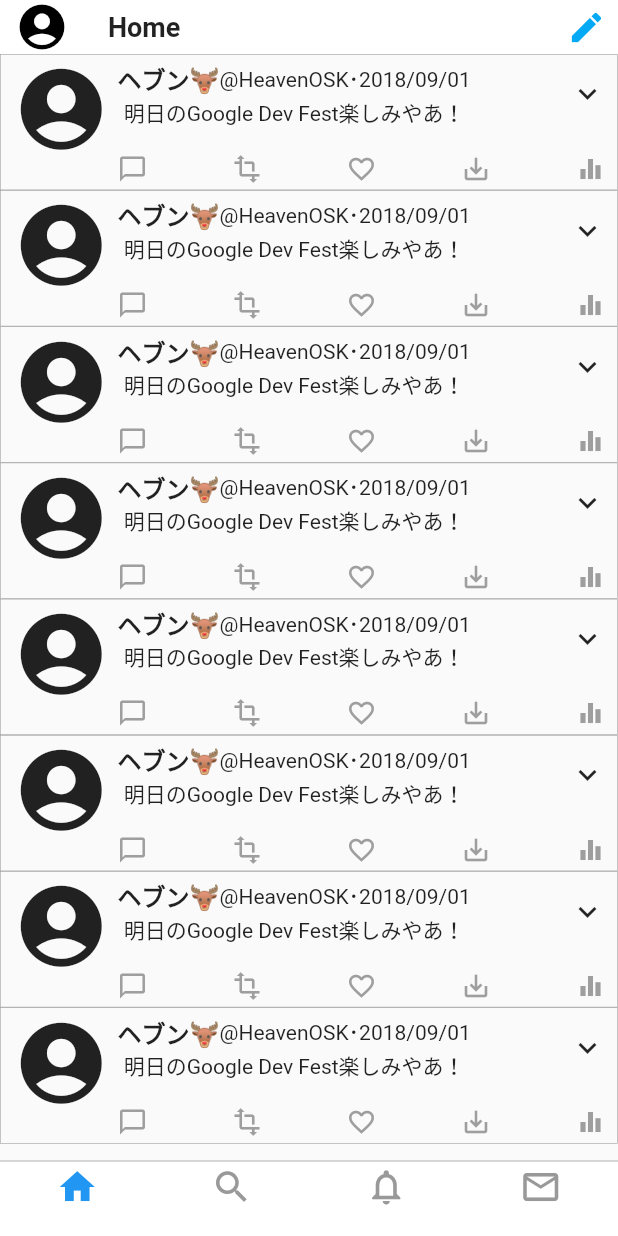
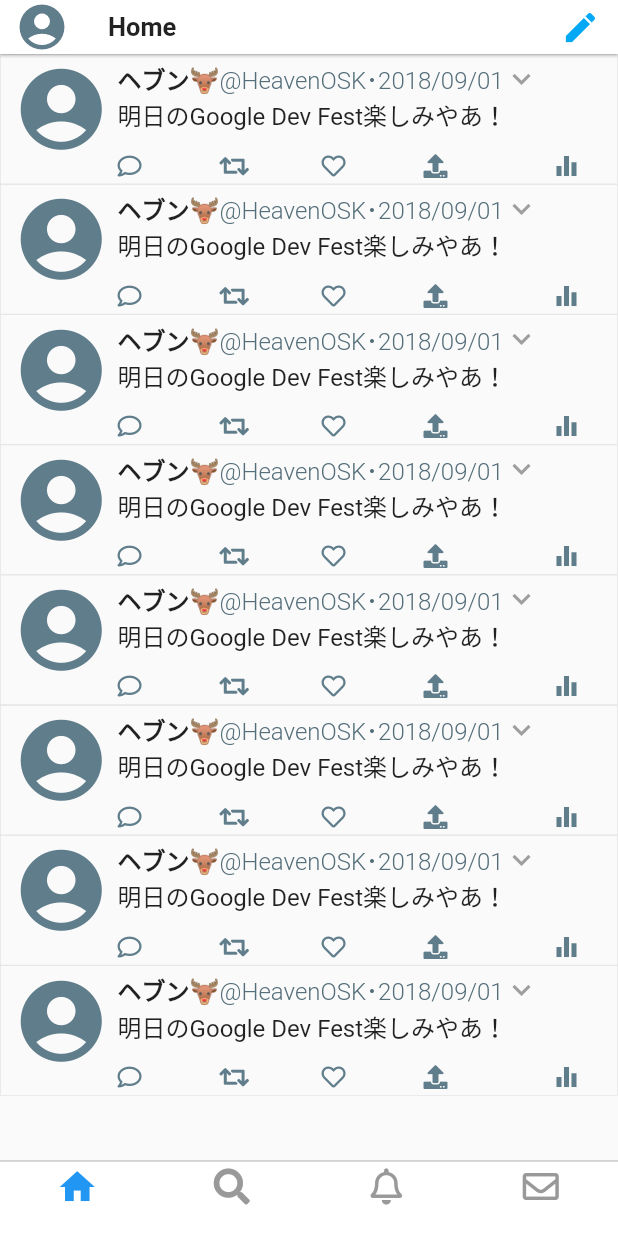
Before and after one commit to HeavenOSK/Flitter, a Flutter app: the screen it shows after launch, on a phone screen of 412 x 824 dp. Run offline on Flutter 3.47's test engine with Material 2 defaults, Android fonts, the phone set to English and light mode, and no system bars; our stand-ins replace font_awesome_flutter.

Commit message:
Apply Container of Row

```diff
--- a/lib/ui/app.dart
+++ b/lib/ui/app.dart
@@ -1,5 +1,6 @@
 import 'package:flutter/material.dart';
 import 'package:flutter/cupertino.dart';
+import 'package:font_awesome_flutter/font_awesome_flutter.dart';
 
 import 'package:flitter/ui/pages/home.dart';
 
@@ -34,24 +35,23 @@ class AppState extends State<App> {
 }
 
 CupertinoTabBar _buildFlitterTabBar(){
-  final iconSize = 28.0;
   return CupertinoTabBar(
     backgroundColor: Colors.white,
     items: <BottomNavigationBarItem>[
       BottomNavigationBarItem(
-        icon: Icon(Icons.home, size: iconSize),
+        icon: new Icon(Icons.home, size: 28.0),
         title: Text('',style: TextStyle(fontSize: 0.0)),
       ),
       BottomNavigationBarItem(
-        icon: Icon(Icons.search, size: iconSize),
+        icon: Icon(FontAwesomeIcons.search, size: 24.0),
         title: Text('',style: TextStyle(fontSize: 0.0)),
       ),
       BottomNavigationBarItem(
-        icon: Icon(Icons.notifications_none, size: iconSize),
+        icon: Icon(FontAwesomeIcons.bell, size: 24.0),
         title: Text('',style: TextStyle(fontSize: 0.0)),
       ),
       BottomNavigationBarItem(
-        icon: Icon(Icons.mail_outline, size: iconSize),
+        icon: Icon(FontAwesomeIcons.envelope, size: 24.0),
         title: Text('',style: TextStyle(fontSize: 0.0)),
       ),
     ],
--- /dev/null
+++ b/lib/ui/components/tweet_item.dart
@@ -0,0 +1,117 @@
+import 'package:flutter/material.dart';
+import 'package:font_awesome_flutter/font_awesome_flutter.dart';
+
+class TweetItem extends StatelessWidget {
+  final _fontSize = 16.0;
+
+  @override
+  Widget build(BuildContext context) {
+    return Container(
+      width:MediaQuery.of(context).size.width,
+      padding: EdgeInsets.fromLTRB(8.0, 4.0, 16.0, 4.0),
+      decoration: BoxDecoration(
+        border: Border.all(
+          width: 0.4,
+          color: Colors.grey[300],
+        ),
+      ),
+      child: Container(
+        height: 78.0,
+        child: Row(
+          children: <Widget>[
+            Container(
+              alignment: Alignment.topCenter,
+              padding: const EdgeInsets.fromLTRB(0.0, 0.0, 5.0, 0.0),
+              child: Icon(Icons.account_circle,
+                  size: 65.0, color: Colors.blueGrey),
+            ),
+            Expanded(
+              child: Column(
+                children: <Widget>[
+                  Row(
+                    mainAxisAlignment: MainAxisAlignment.spaceBetween,
+                    children: <Widget>[
+                      Column(
+                        crossAxisAlignment: CrossAxisAlignment.start,
+                        children: <Widget>[
+                          Row(
+                            children: <Widget>[
+                              Row(
+                                children: <Widget>[
+                                  Text(
+                                    'ヘブン🦌',
+                                    style: TextStyle(
+                                      fontSize: _fontSize,
+                                      fontWeight: FontWeight.bold,
+                                    ),
+                                  ),
+                                  Text(
+                                    '@HeavenOSK･2018/09/01',
+                                    style: TextStyle(
+                                      fontSize: _fontSize,
+                                      fontWeight: FontWeight.w300,
+                                      color: Colors.blueGrey[600],
+                                    ),
+                                  ),
+                                  Icon(
+                                    Icons.expand_more,
+                                    color: Colors.grey,
+                                    size: 24.0,
+                                  )
+                                ],
+                              ),
+                            ],
+                          ),
+                          Column(
+                            children: <Widget>[
+                              Text(
+                                '明日のGoogle Dev Fest楽しみやあ！',
+                                style: TextStyle(fontSize: _fontSize),
+                              ),
+                            ],
+                          ),
+                        ],
+                      ),
+                    ],
+                  ),
+                  Container(
+                    height: 12.0,
+                  ),
+                  Row(
+                    mainAxisAlignment: MainAxisAlignment.start,
+                    children: <Widget>[
+                      Icon(FontAwesomeIcons.comment,
+                          size: 16.0, color: Colors.blueGrey),
+                      Container(
+                        width: 52.0,
+                      ),
+                      Icon(FontAwesomeIcons.retweet,
+                          size: 16.0, color: Colors.blueGrey),
+                      Container(
+                        width: 52.0,
+                      ),
+                      Icon(FontAwesomeIcons.heart,
+                          size: 16.0, color: Colors.blueGrey),
+                      Container(
+                        width: 52.0,
+                      ),
+                      Icon(FontAwesomeIcons.upload,
+                          size: 16.0, color: Colors.blueGrey),
+                      Expanded(
+                        child: Container(
+                            margin: EdgeInsets.fromLTRB(0.0, 0.0, 8.0, 0.0),
+                            alignment: Alignment.topRight,
+                            child: Icon(Icons.equalizer,
+                                size: 20.0, color: Colors.blueGrey)),
+                      ),
+                    ],
+                  ),
+                ],
+              ),
+            ),
+          ],
+        ),
+      ),
+    );
+  }
+}
--- a/lib/ui/pages/home.dart
+++ b/lib/ui/pages/home.dart
@@ -1,27 +1,26 @@
 import 'package:flutter/material.dart';
 import 'package:flutter/cupertino.dart';
-
-const button_size = 20.0;
+import 'package:flitter/ui/components/tweet_item.dart';
 
 class Home extends StatelessWidget {
   @override
   Widget build(BuildContext context) {
-    var _homeListItems = List<HomeListItem>.generate(
+    var _homeListItems = List<TweetItem>.generate(
       8,
-      (i) => HomeListItem(),
+      (i) => TweetItem(),
     );
     return SafeArea(
       child: Scaffold(
         appBar: PreferredSize(
           preferredSize: Size.fromHeight(36.0),
           child: AppBar(
-            leading: Icon(Icons.account_circle, size: 36.0),
-            elevation: 0.0,
+            elevation: 0.8,
+            leading: Icon(Icons.account_circle, size: 36.0,color: Colors.blueGrey),
             title: Text('Home',
-                style: TextStyle(fontSize: 18.0, fontWeight: FontWeight.w700)),
+                style: TextStyle(fontSize: 17.0, fontWeight: FontWeight.w700)),
             actions: <Widget>[
               Padding(
-                padding: const EdgeInsets.fromLTRB(0.0, 0.0, 8.0, 0.0),
+                padding: const EdgeInsets.fromLTRB(0.0, 0.0, 12.0, 0.0),
                 child: Center(
                     child: Icon(Icons.edit,
                         size: 26.0, color: Colors.lightBlue)),
@@ -38,122 +37,3 @@ class Home extends StatelessWidget {
     );
   }
 }
-
-class HomeListItem extends StatelessWidget {
-  @override
-  Widget build(BuildContext context) {
-    return Wrap(
-      children: <Widget>[
-        Container(
-          decoration: BoxDecoration(
-            border: Border.all(
-              width: 0.4,
-              color: Colors.grey,
-            ),
-          ),
-          child: Padding(
-            padding: EdgeInsets.fromLTRB(8.0, 4.0, 8.0, 4.0),
-            child: Container(
-              height: 82.0,
-              child: Row(
-                children: <Widget>[
-                  Padding(
-                    padding: const EdgeInsets.fromLTRB(0.0, 0.0, 5.0, 0.0),
-                    child: Column(
-                      crossAxisAlignment: CrossAxisAlignment.start,
-                      children: <Widget>[
-                        Icon(Icons.account_circle, size: 65.0),
-                        Expanded(child: Container()),
-                      ],
-                    ),
-                  ),
-                  Expanded(
-                    child: Column(
-                      children: <Widget>[
-                        Row(
-                          mainAxisAlignment: MainAxisAlignment.spaceBetween,
-                          children: <Widget>[
-                            Row(
-                              children: <Widget>[
-                                Column(
-                                  children: <Widget>[
-                                    Row(
-                                      children: <Widget>[
-                                        Container(
-                                          child: Text(
-                                            'ヘブン🦌',
-                                            style: TextStyle(
-                                                fontSize: 16.0,
-                                                fontWeight: FontWeight.bold),
-                                          ),
-                                        ),
-                                        Container(
-                                          child: Text(
-                                            '@HeavenOSK･2018/09/01',
-                                          ),
-                                        ),
-                                      ],
-                                    ),
-                                    Container(
-                                      child: Wrap(
-                                        children: <Widget>[
-                                          Text(
-                                            '明日のGoogle Dev Fest楽しみやあ！',
-                                          ),
-                                        ],
-                                      ),
-                                    ), //contents
-                                  ],
-                                ),
-                              ],
-                            ),
-                            Icon(
-                              Icons.expand_more,
-                            )
-                          ],
-                        ),
-                        Expanded(
-                          child: Container(),
-                        ),
-                        Row(
-                          mainAxisAlignment: MainAxisAlignment.spaceBetween,
-                          children: <Widget>[
-                            Icon(
-                              Icons.chat_bubble_outline,
-                              size: button_size,
-                              color: Colors.grey,
-                            ),
-                            Icon(
-                              Icons.transform,
-                              size: button_size,
-                              color: Colors.grey,
-                            ),
-                            Icon(
-                              Icons.favorite_border,
-                              size: button_size,
-                              color: Colors.grey,
-                            ),
-                            Icon(
-                              Icons.save_alt,
-                              size: button_size,
-                              color: Colors.grey,
-                            ),
-                            Icon(
-                              Icons.equalizer,
-                              size: button_size,
-                              color: Colors.grey,
-                            )
-                          ],
-                        ),
-                      ],
-                    ),
-                  ),
-                ],
-              ),
-            ),
-          ),
-        ),
-      ],
-    );
-  }
-}
--- a/pubspec.yaml
+++ b/pubspec.yaml
@@ -8,6 +8,7 @@ dependencies:
   # The following adds the Cupertino Icons font to your application.
   # Use with the CupertinoIcons class for iOS style icons.
   cupertino_icons: ^0.1.2
+  font_awesome_flutter: ^8.0.1
 
 dev_dependencies:
   flutter_test:
```
Also changed, not shown: 2 other files.
